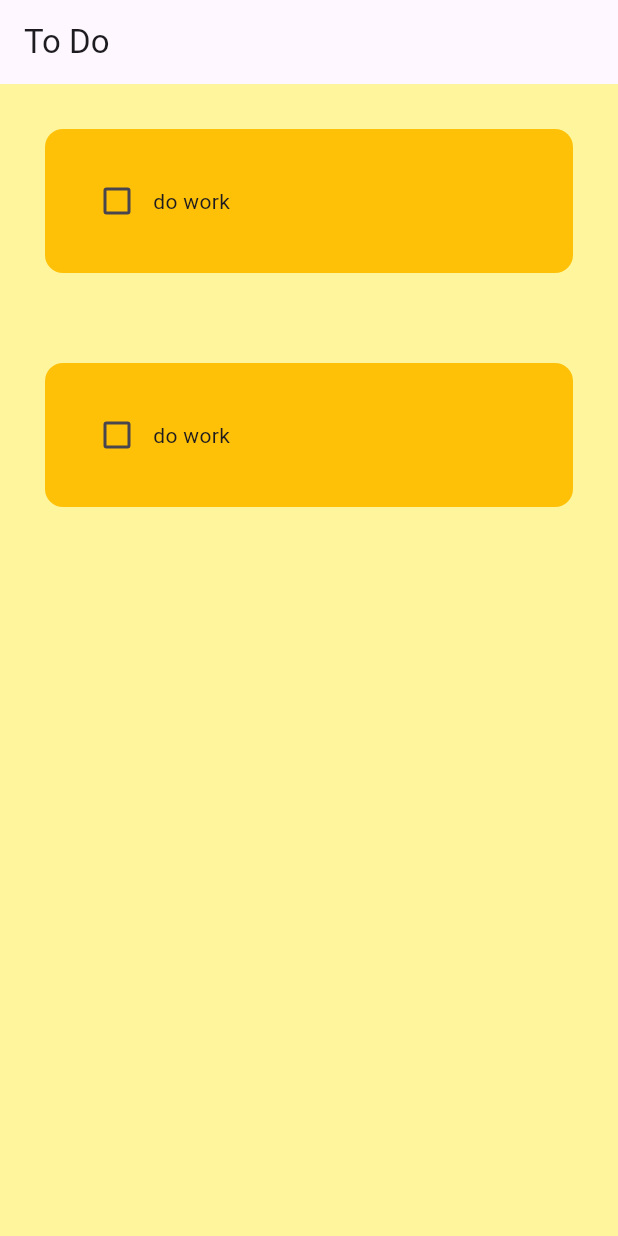
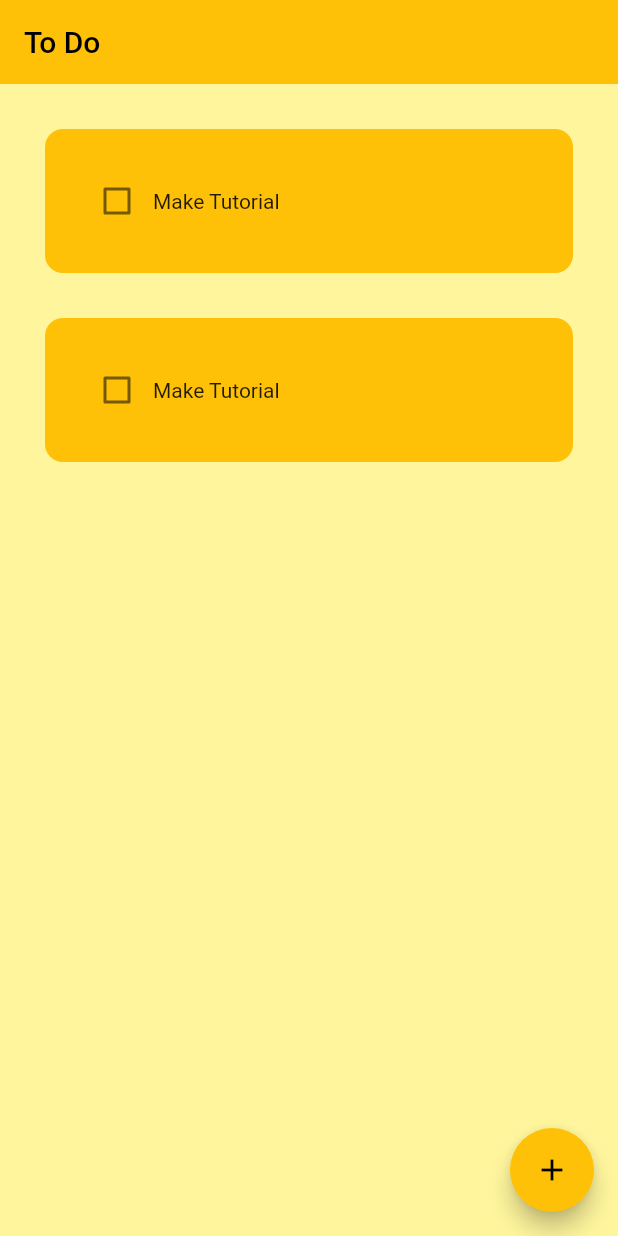
Before and after one commit to mirajgansi/To-do_List, a Flutter app: the screen it shows after launch, on a phone screen of 412 x 824 dp. Run offline on Flutter 3.47's test engine with Material 3 defaults, Android fonts, the phone set to English and light mode, and no system bars.

Commit message:
dailog box created

```diff
--- a/lib/main.dart
+++ b/lib/main.dart
@@ -13,7 +13,7 @@ class MainApp extends StatelessWidget {
     return MaterialApp(
       debugShowCheckedModeBanner: false,
       home: HomePage(),
-      theme: ThemeData(primaryColor: Colors.yellow),
+      theme: ThemeData(useMaterial3: false, primarySwatch: Colors.amber),
     );
   }
 }
--- a/lib/util/todo_tile.dart
+++ b/lib/util/todo_tile.dart
@@ -15,7 +15,7 @@ class TodoTile extends StatelessWidget {
   @override
   Widget build(BuildContext context) {
     return Padding(
-      padding: const EdgeInsets.all(30.0),
+      padding: const EdgeInsets.only(left: 30.0, right: 30, top: 30),
       child: Container(
         padding: EdgeInsets.all(24),
         decoration: BoxDecoration(
@@ -24,9 +24,20 @@ class TodoTile extends StatelessWidget {
         ),
         child: Row(
           children: [
-            Checkbox(value: taskCompleted, onChanged: onChanged),
+            Checkbox(
+              value: taskCompleted,
+              onChanged: onChanged,
+              activeColor: Colors.black,
+            ),
 
-            Text("do work"),
+            Text(
+              taskName,
+              style: TextStyle(
+                decoration: taskCompleted
+                    ? TextDecoration.lineThrough
+                    : TextDecoration.none,
+              ),
+            ),
           ],
         ),
       ),
```
Also changed, not shown: lib/pages/homepage.dart (+28 -0 lines), lib/util/dialogbox.dart (added, +45 -0 lines), lib/util/my_button.dart (added, +17 -0 lines).
